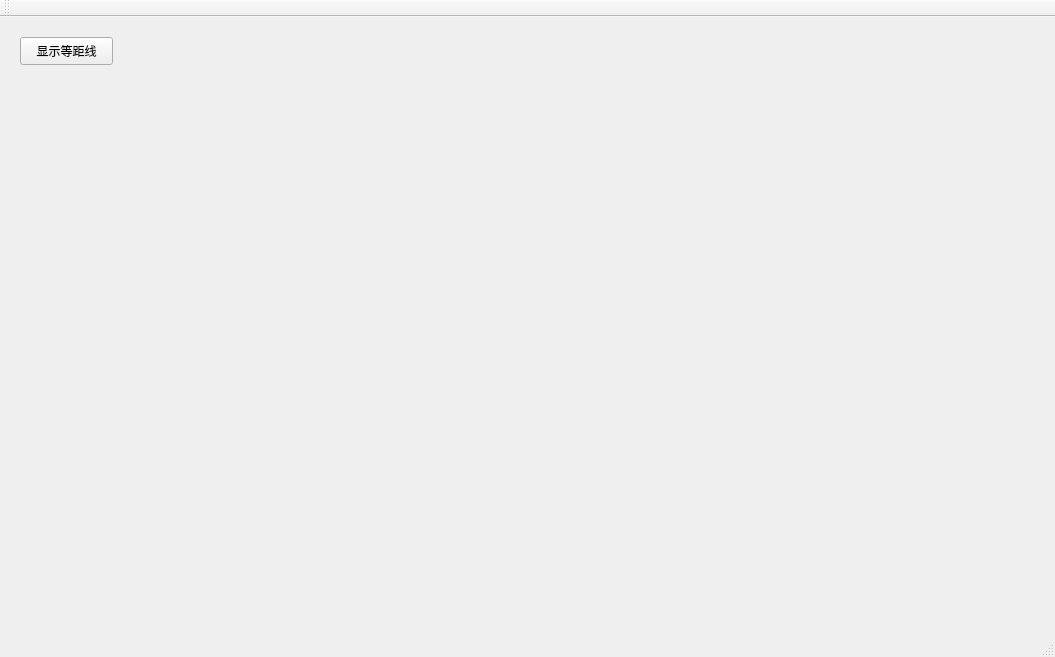
First picture: the form in EquiDistanceNurbs/EquiDistanceNurbs.ui, repository windless1015/EquiDistanceNurbs, before the edit.
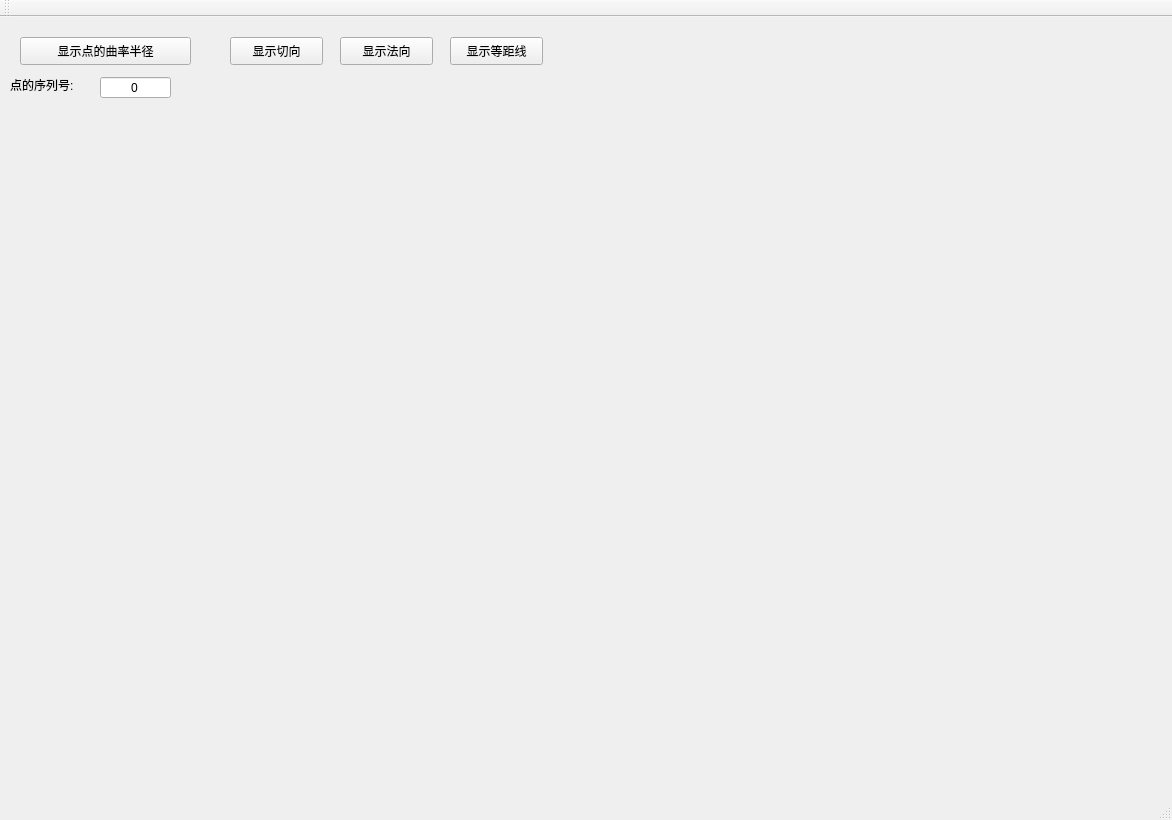
Second picture: the form after the edit.

Commit message: 显示曲率半径,切线,法线

Diff of the .ui file:
```diff
--- a/EquiDistanceNurbs/EquiDistanceNurbs.ui
+++ b/EquiDistanceNurbs/EquiDistanceNurbs.ui
@@ -6,8 +6,8 @@
    <rect>
     <x>0</x>
     <y>0</y>
-    <width>1055</width>
-    <height>657</height>
+    <width>1172</width>
+    <height>820</height>
    </rect>
   </property>
   <property name="windowTitle">
@@ -17,7 +17,7 @@
    <widget class="QPushButton" name="btnOffsetCurve">
     <property name="geometry">
      <rect>
-      <x>20</x>
+      <x>450</x>
       <y>20</y>
       <width>93</width>
       <height>28</height>
@@ -27,6 +27,74 @@
      <string>显示等距线</string>
     </property>
    </widget>
+   <widget class="QPushButton" name="btnDisplayNorm">
+    <property name="geometry">
+     <rect>
+      <x>340</x>
+      <y>20</y>
+      <width>93</width>
+      <height>28</height>
+     </rect>
+    </property>
+    <property name="text">
+     <string>显示法向</string>
+    </property>
+   </widget>
+   <widget class="QPushButton" name="btnDisplayTan">
+    <property name="geometry">
+     <rect>
+      <x>230</x>
+      <y>20</y>
+      <width>93</width>
+      <height>28</height>
+     </rect>
+    </property>
+    <property name="text">
+     <string>显示切向</string>
+    </property>
+   </widget>
+   <widget class="QPushButton" name="btnDisplayCurvatureRad">
+    <property name="geometry">
+     <rect>
+      <x>20</x>
+      <y>20</y>
+      <width>171</width>
+      <height>28</height>
+     </rect>
+    </property>
+    <property name="text">
+     <string>显示点的曲率半径</string>
+    </property>
+   </widget>
+   <widget class="QLineEdit" name="lineEdit_idx">
+    <property name="geometry">
+     <rect>
+      <x>100</x>
+      <y>60</y>
+      <width>71</width>
+      <height>21</height>
+     </rect>
+    </property>
+    <property name="text">
+     <string>0</string>
+    </property>
+    <property name="alignment">
+     <set>Qt::AlignCenter</set>
+    </property>
+   </widget>
+   <widget class="QLabel" name="lab_idx">
+    <property name="geometry">
+     <rect>
+      <x>10</x>
+      <y>60</y>
+      <width>91</width>
+      <height>16</height>
+     </rect>
+    </property>
+    <property name="text">
+     <string>点的序列号:</string>
+    </property>
+   </widget>
   </widget>
   <widget class="QMenuBar" name="menuBar">
    <property name="geometry">
```
Left out of the diff: 2 changed lines with no effect on the pictures. The commit also changes 2 other files.
